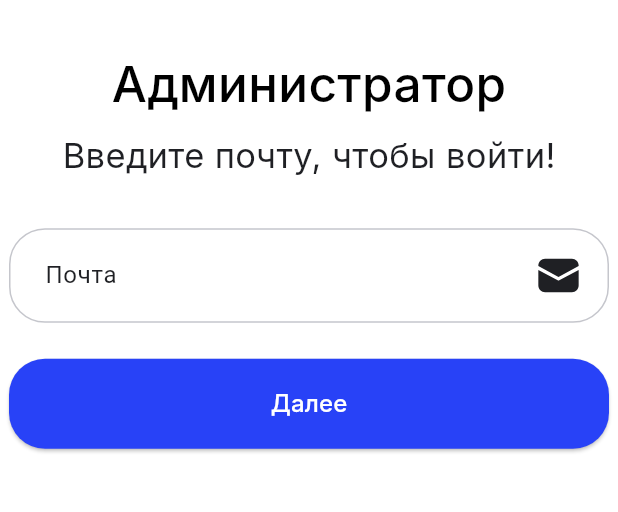
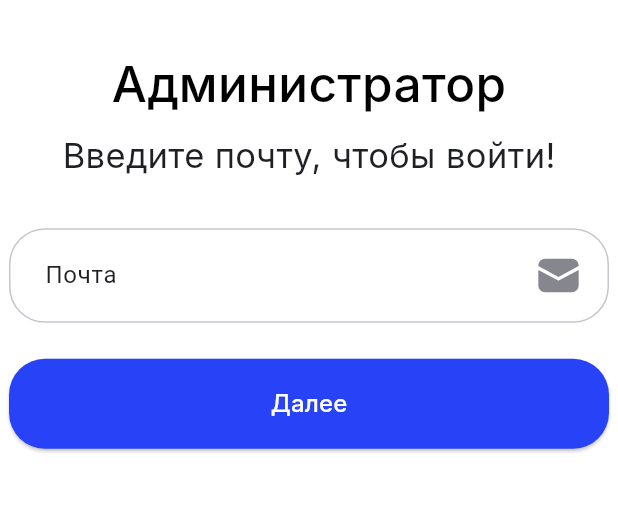
Before and after one commit to TP-Jobsy/jobsy-admin, a Flutter app: the screen it shows after launch, on a phone screen of 412 x 824 dp, the part 491-1003 px from its top. Run offline on Flutter 3.47's test engine with Material 3 defaults, Android fonts, the light colour scheme and no system bars; our stand-ins replace cached_network_image, flutter_secure_storage, flutter_svg; accounts and stored records are empty; Roboto replaces fonts that are missing (Inter).

Commit message:
feat: fix design

```diff
--- a/lib/pages/login_page.dart
+++ b/lib/pages/login_page.dart
@@ -92,10 +92,10 @@ class _AdminLoginPageState extends State<AdminLoginPage> {
                           contentPadding: const EdgeInsets.symmetric(horizontal: 20, vertical: 20),
                           suffixIcon: Padding(
                             padding: const EdgeInsets.only(right: 20),
-                            child: SvgPicture.asset('assets/icons/Inbox.svg', width: 23, height: 23, color: Palette.grey1),
+                            child: SvgPicture.asset('assets/icons/Inbox.svg', width: 23, height: 23, color: Palette.secondaryIcon),
                           ),
-                          border: OutlineInputBorder(borderRadius: BorderRadius.circular(24), borderSide: const BorderSide(color: Palette.grey3)),
-                          enabledBorder: OutlineInputBorder(borderRadius: BorderRadius.circular(24), borderSide: const BorderSide(color: Palette.grey3)),
+                          focusedBorder: OutlineInputBorder(borderRadius: BorderRadius.circular(24), borderSide: BorderSide(color: Palette.grey3, width: 2)),
+                          enabledBorder: OutlineInputBorder(borderRadius: BorderRadius.circular(24), borderSide: BorderSide(color: Palette.grey3)),
                         ),
                       ),
                     ),
```
